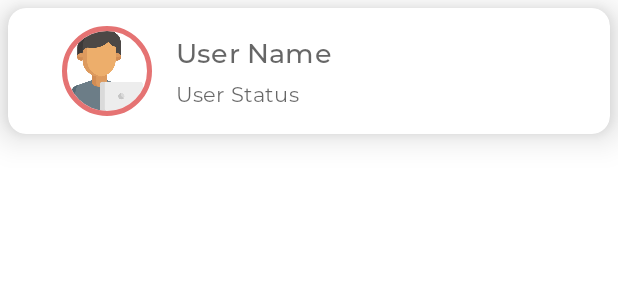
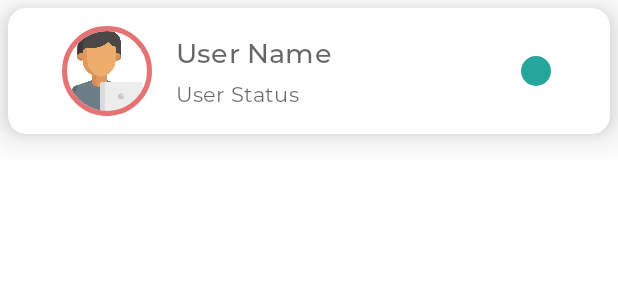
Before and after one commit to SamriddhaS/LetsChatApp-WhatsAppClone, an Android app: the layout show_users_item.xml on its own in the app's theme, with its tools: preview values and no code run, on a phone screen of 412 x 824 dp. Shown: the top 300 px of the screen. Run offline under Robolectric (Android 15) with nearby library versions, the phone set to English and light mode, and no system bars.

Commit message:
Added:user online,last seen in chats,users fragment.

```diff
--- a/app/src/main/java/com/samriddha/letschartapp/others/Constants.kt
+++ b/app/src/main/java/com/samriddha/letschartapp/others/Constants.kt
@@ -14,6 +14,10 @@ object Constants {
     const val ALL_USER_KEY_USER_UID = "uid" //Key For saving user's uid .
     const val ALL_USER_KEY_USER_ABOUT = "about" //Key For saving user's about section.
     const val ALL_USER_KEY_USER_DP = "profile_pic" // Key For saving user's profile dp
+    const val ALL_USER_KEY_USER_STATE = "user_state" // Key For saving user's online state
+    const val ALL_USER_USER_STATE_KEY_DATE = "date"
+    const val ALL_USER_USER_STATE_KEY_TIME = "time"
+    const val ALL_USER_USER_STATE_KEY_IS_ONLINE = "isOnline"
 
     const val DATABASE_KEY_MESSAGE = "message" //Key for saving the message that us send by user.
     const val DATABASE_KEY_MSG_DATE = "date" //Key for recording sending date of the message.
--- a/app/src/main/res/layout/show_requests_item.xml
+++ b/app/src/main/res/layout/show_requests_item.xml
@@ -62,7 +62,7 @@
             android:layout_marginEnd="24dp"
             android:background="@drawable/edt_txt_bg"
             android:text="Accept"
-            android:textAppearance="@style/TextStyleMedium"
+            style="@style/TextStyleMedium"
             app:layout_constraintBottom_toBottomOf="parent"
             app:layout_constraintEnd_toStartOf="@+id/btnShowReqReject"
             app:layout_constraintStart_toStartOf="@+id/tvShowReqItemAbout"
@@ -75,7 +75,7 @@
             android:layout_marginTop="16dp"
             android:text="Reject"
             android:background="@drawable/btn_bg_1"
-            android:textAppearance="@style/TextStyleMedium"
+            style="@style/TextStyleMedium"
             app:layout_constraintBottom_toBottomOf="parent"
             app:layout_constraintEnd_toEndOf="@+id/tvShowReqItemAbout"
             app:layout_constraintStart_toEndOf="@+id/btnShowReqAccept"
--- a/app/src/main/res/layout/show_users_item.xml
+++ b/app/src/main/res/layout/show_users_item.xml
@@ -31,16 +31,15 @@
 
         <de.hdodenhof.circleimageview.CircleImageView
             android:id="@+id/ivShowUserItemOnline"
-            android:layout_width="15dp"
-            android:layout_height="15dp"
+            android:layout_width="20dp"
+            android:layout_height="20dp"
             android:src="@color/colorAccent"
-            android:visibility="invisible"
-            app:layout_constraintBottom_toBottomOf="@+id/ivShowUserItemDp"
-            app:layout_constraintEnd_toEndOf="@+id/ivShowUserItemDp"
-            app:layout_constraintHorizontal_bias="0.1"
-            app:layout_constraintStart_toStartOf="@+id/ivShowUserItemDp"
-            app:layout_constraintTop_toTopOf="@+id/ivShowUserItemDp"
-            app:layout_constraintVertical_bias="0.9" />
+            android:visibility="visible"
+            app:layout_constraintBottom_toBottomOf="parent"
+            app:layout_constraintEnd_toEndOf="parent"
+            app:layout_constraintHorizontal_bias="0.9"
+            app:layout_constraintStart_toEndOf="@+id/ivShowUserItemDp"
+            app:layout_constraintTop_toTopOf="parent" />
 
         <TextView
             android:id="@+id/tvShowUserItemName"
```
Also changed, not shown: app/src/main/java/com/samriddha/letschartapp/adapters/FirebaseRecContactsAdapter.kt (+46 -14 lines), app/src/main/java/com/samriddha/letschartapp/adapters/FirebaseRecRequestsAdapter.kt (+27 -14 lines), app/src/main/java/com/samriddha/letschartapp/ui/MainActivity.kt (+56 -0 lines), app/src/main/java/com/samriddha/letschartapp/ui/PrivateChatActivity.kt (+36 -0 lines).
